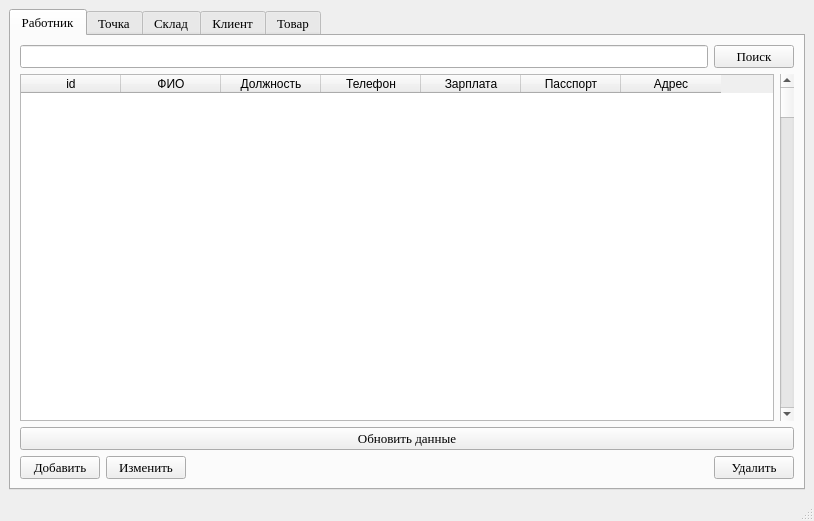
Before: the Qt Designer form BD.ui in Motich351/Database, drawn with Qt 5.
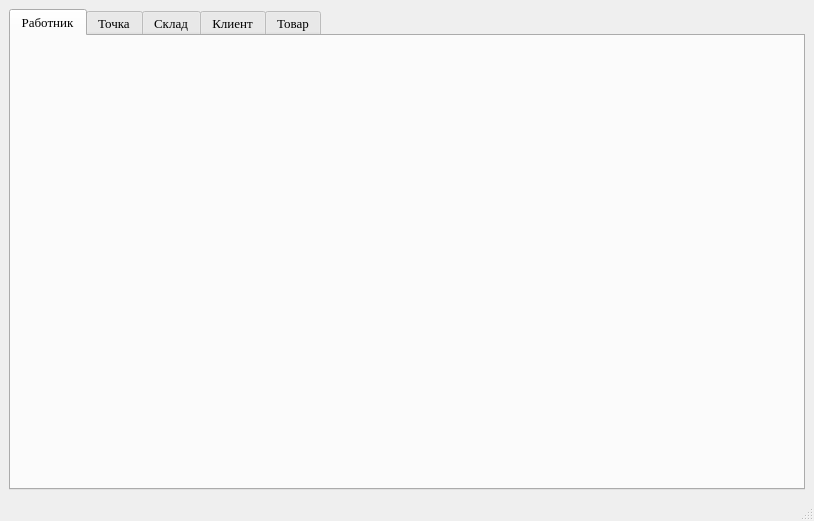
After: the same form once the commit is applied. The open tabs and pages were chosen to show the change.

Commit message: update worker tab with independent tab

```diff
--- a/BD.ui
+++ b/BD.ui
@@ -30,133 +30,7 @@
        <attribute name="title">
         <string>Работник</string>
        </attribute>
-       <layout class="QHBoxLayout" name="horizontalLayout_21">
-        <item>
-         <layout class="QVBoxLayout" name="verticalLayout_2">
-          <item>
-           <layout class="QHBoxLayout" name="horizontalLayout">
-            <item>
-             <widget class="QLineEdit" name="WorkerLine"/>
-            </item>
-            <item>
-             <widget class="QPushButton" name="SearchWorke">
-              <property name="text">
-               <string>Поиск</string>
-              </property>
-             </widget>
-            </item>
-           </layout>
-          </item>
-          <item>
-           <layout class="QHBoxLayout" name="horizontalLayout_6">
-            <item>
-             <widget class="QTableWidget" name="tableWorker">
-              <column>
-               <property name="text">
-                <string>id</string>
-               </property>
-              </column>
-              <column>
-               <property name="text">
-                <string>ФИО</string>
-               </property>
-              </column>
-              <column>
-               <property name="text">
-                <string>Должность</string>
-               </property>
-              </column>
-              <column>
-               <property name="text">
-                <string>Телефон</string>
-               </property>
-              </column>
-              <column>
-               <property name="text">
-                <string>Зарплата</string>
-               </property>
-              </column>
-              <column>
-               <property name="text">
-                <string>Пасспорт</string>
-               </property>
-              </column>
-              <column>
-               <property name="text">
-                <string>Адрес</string>
-               </property>
-              </column>
-             </widget>
-            </item>
-            <item>
-             <widget class="QScrollBar" name="verticalScrollBar">
-              <property name="orientation">
-               <enum>Qt::Vertical</enum>
-              </property>
-             </widget>
-            </item>
-           </layout>
-          </item>
-          <item>
-           <widget class="QPushButton" name="WorkerUpdate">
-            <property name="text">
-             <string>Обновить данные</string>
-            </property>
-           </widget>
-          </item>
-          <item>
-           <layout class="QHBoxLayout" name="horizontalLayout_5">
-            <item>
-             <layout class="QHBoxLayout" name="horizontalLayout_4">
-              <item>
-               <layout class="QHBoxLayout" name="horizontalLayout_3">
-                <item>
-                 <layout class="QHBoxLayout" name="horizontalLayout_2">
-                  <item>
-                   <widget class="QPushButton" name="AddWorker">
-                    <property name="text">
-                     <string>Добавить</string>
-                    </property>
-                   </widget>
-                  </item>
-                  <item>
-                   <widget class="QPushButton" name="ChangeWorker">
-                    <property name="text">
-                     <string>Изменить</string>
-                    </property>
-                   </widget>
-                  </item>
-                 </layout>
-                </item>
-                <item>
-                 <spacer name="horizontalSpacer">
-                  <property name="orientation">
-                   <enum>Qt::Horizontal</enum>
-                  </property>
-                  <property name="sizeHint" stdset="0">
-                   <size>
-                    <width>238</width>
-                    <height>18</height>
-                   </size>
-                  </property>
-                 </spacer>
-                </item>
-               </layout>
-              </item>
-             </layout>
-            </item>
-            <item>
-             <widget class="QPushButton" name="DeleteWorker">
-              <property name="text">
-               <string>Удалить</string>
-              </property>
-             </widget>
-            </item>
-           </layout>
-          </item>
-         </layout>
-        </item>
-       </layout>
+       <layout class="QHBoxLayout" name="horizontalLayout_21"/>
       </widget>
       <widget class="QWidget" name="point">
        <attribute name="title">
```
Left out of the diff: 4 changed lines with no effect on the pictures. The commit also changes 6 other files.
